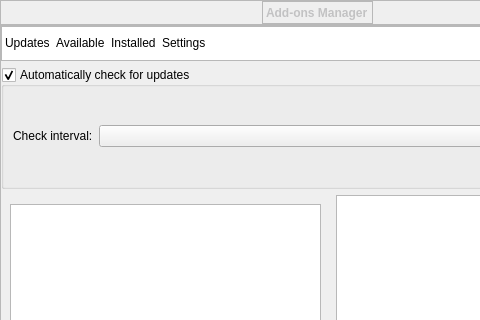
The window that src/gui/addonDialog.ui (Stellarium/stellarium) describes before a commit, drawn with Qt 5; both pictures show x 0 to 480 and y 0 to 320 of the 660 by 550 pixel window.
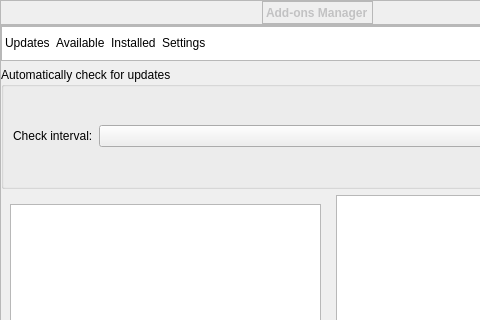
The same window after the commit. Custom widgets are drawn as their Qt base class.

The edit to the form file:
```diff
--- a/src/gui/addonDialog.ui
+++ b/src/gui/addonDialog.ui
@@ -385,9 +385,6 @@
           <property name="title">
            <string>Automatically check for updates</string>
           </property>
-          <property name="checkable">
-           <bool>true</bool>
-          </property>
           <layout class="QGridLayout" name="gridLayout_3">
            <item row="0" column="0">
             <widget class="QLabel" name="label_6">
```
